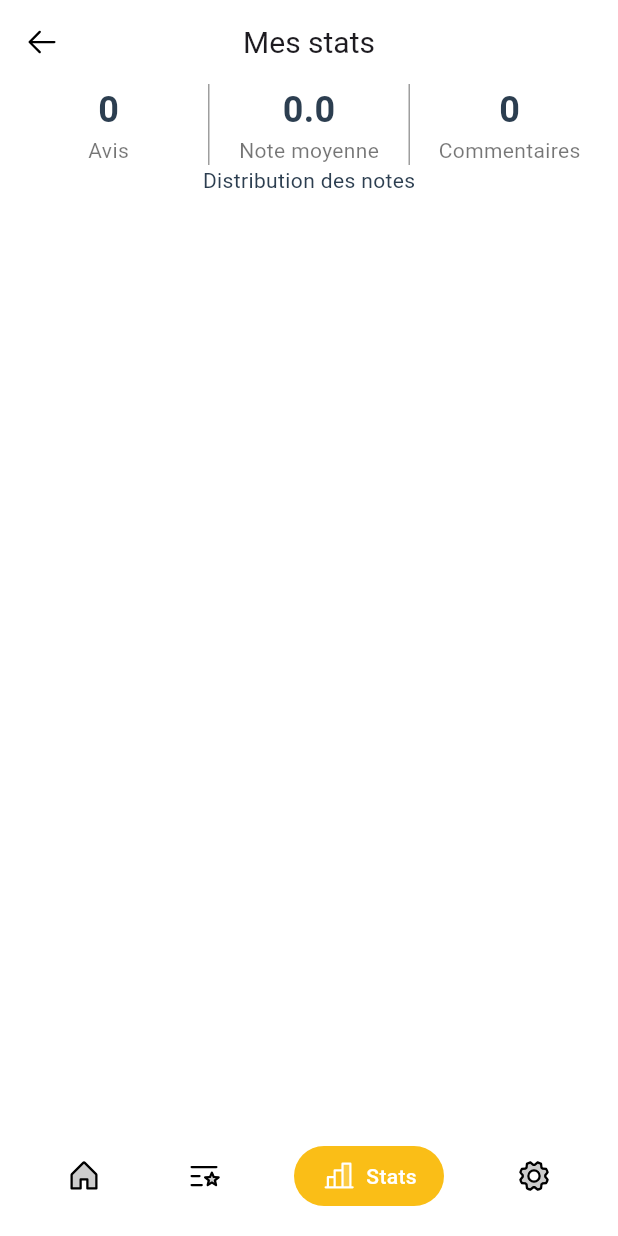
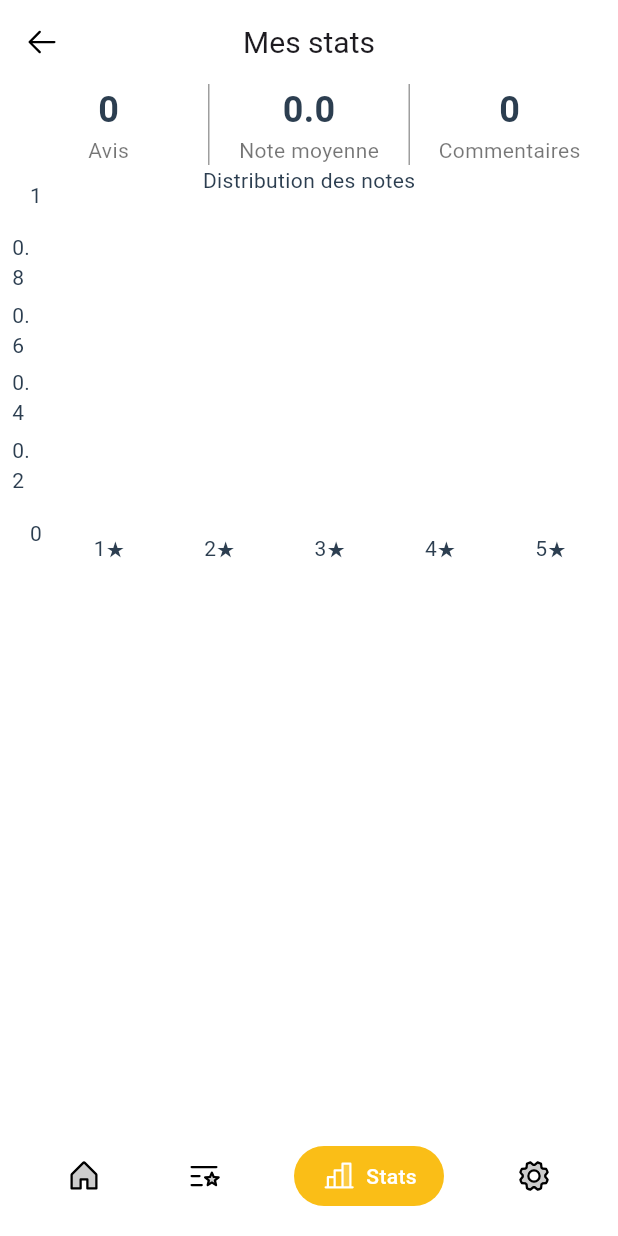
Before and after one commit to Alwil17/rate-master, a Flutter app: the MyStatsScreen screen opened by its route, on a phone screen of 412 x 824 dp. Run offline on Flutter 3.47's test engine with Material 3 defaults, Android fonts, the phone set to English and light mode, and no system bars; drawn by our look-alikes of fl_chart; our stand-ins replace flutter_easyloading, go_router, phosphor_flutter, shared_preferences; accounts and stored records are empty; generated files the repository leaves out were written again.

Commit message:
Applyied ratinghistogram to stats

```diff
--- a/lib/screens/stats/my_stats_screen.dart
+++ b/lib/screens/stats/my_stats_screen.dart
@@ -5,6 +5,7 @@ import 'package:provider/provider.dart';
 import 'package:rate_master/providers/auth_provider.dart';
 import 'package:rate_master/providers/rating_provider.dart';
 import 'package:rate_master/screens/profile/widgets/stats_summary.dart';
+import 'package:rate_master/screens/stats/widgets/rating_histogram.dart';
 import 'package:rate_master/shared/constants/constants.dart';
 import 'package:rate_master/shared/widgets/expanding_bottom_nav.dart';
 
@@ -59,9 +60,9 @@ class _MyStatsScreenState extends State<MyStatsScreen> {
           // 1. Distribution
           Text("Distribution des notes"),
 
-          /*RatingHistogram(data: stats.byRating),
+          RatingHistogram(ratings: Provider.of<RatingProvider>(context).userReviews),
 
-          const SizedBox(height: 20),
+          /*const SizedBox(height: 20),
           // 2. Répartition catégories
           Text("Avis par catégorie"),
           CategoryPieChart(data: stats.byCategory),
```
